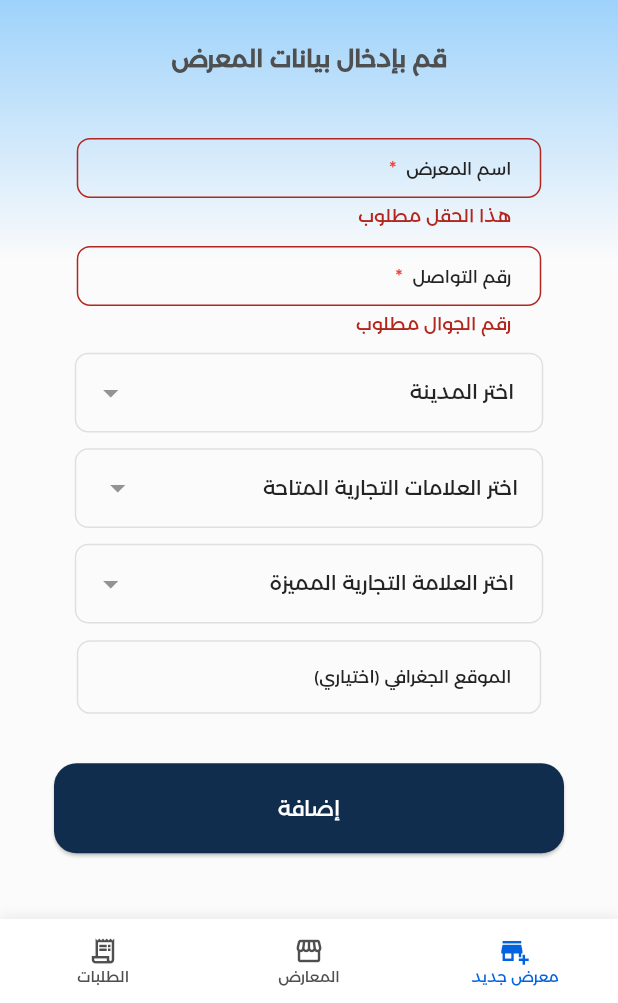
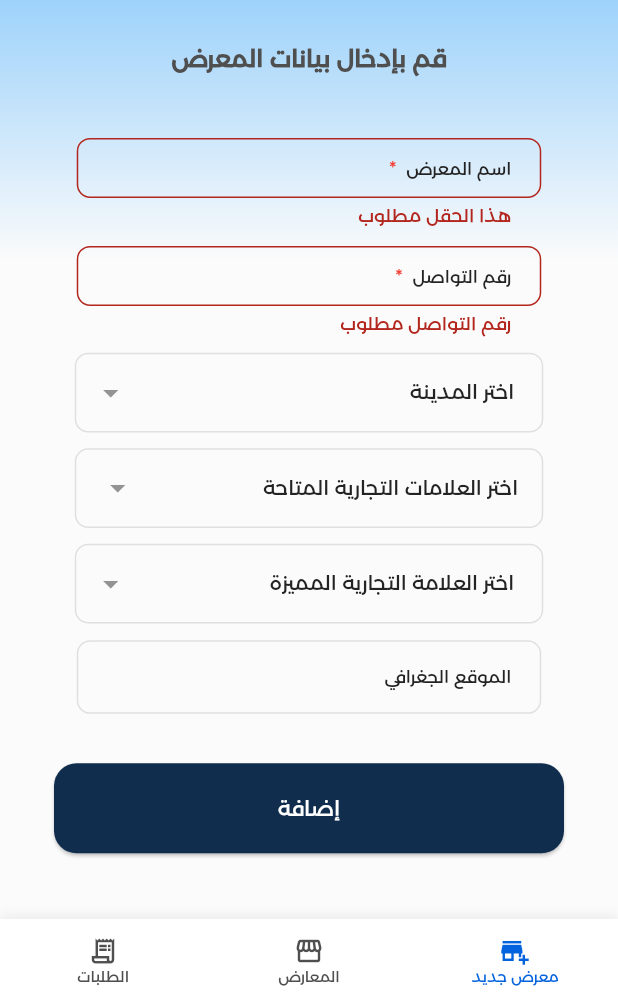
Before and after one commit to HeleenAlshareef/sayer, a Flutter app: the screen it shows after launch, after a tap on "إضافة", on a phone screen of 412 x 824 dp, the part 233-1236 px from its top. Run offline on Flutter 3.47's test engine with Material 3 defaults, Android fonts, the light colour scheme and no system bars; drawn by our look-alikes of multi_select_flutter; our stand-ins replace cloud_firestore, firebase_core, firebase_messaging, flutter_screenutil, font_awesome_flutter; missing offline and left inert: home_widget; accounts and stored records are empty.

Commit message:
order the lists/fix the validation

```diff
--- a/lib/features/showroom/ui/widget/showroom_form.dart
+++ b/lib/features/showroom/ui/widget/showroom_form.dart
@@ -63,23 +63,12 @@ class _ShowroomFormState extends State<ShowroomForm> {
 
   Future<void> onSubmit() async {
     if (formKey.currentState!.validate()) {
-      if (!Validation.isDropdownValid(selectedCity) ||
-          !Validation.isDropdownValid(selectedBrand) ||
-          selectedBrands.isEmpty) {
-        context.showNotification(
-          message: "يرجى تعبئة جميع الحقول",
-          icon: Icons.error_outline,
-          iconColor: Colors.red,
-        );
-        return;
-      }
-
       await controller.saveShowroom(
         name: nameController.text.trim(),
         phone: phoneController.text.trim(),
-        city: selectedCity!,
+        city: selectedCity ?? '',
         brands: selectedBrands,
-        featuredBrand: selectedBrand!,
+        featuredBrand: selectedBrand ?? '',
         location: locationController.text.trim(),
       );
       context.showNotification(
@@ -116,7 +105,7 @@ class _ShowroomFormState extends State<ShowroomForm> {
           ),
           AppTextField(
             controller: phoneController,
-            hintText: '05XXXXXXXX',
+            hintText: 'أدخل رقم التواصل',
             labelText: 'رقم التواصل *',
             keyboardType: TextInputType.phone,
             focusNode: phoneFocus,
@@ -217,8 +206,8 @@ class _ShowroomFormState extends State<ShowroomForm> {
           ),
           AppTextField(
             controller: locationController,
-            hintText: 'أدخل رابط الموقع الجغرافي',
-            labelText: 'الموقع الجغرافي (اختياري)',
+            hintText: 'أدخل رابط الموقع الجغرافي)',
+            labelText: 'الموقع الجغرافي',
             keyboardType: TextInputType.text,
             focusNode: locationFocus,
             textInputAction: TextInputAction.done,
--- a/lib/features/showroom/ui/widget/validation.dart
+++ b/lib/features/showroom/ui/widget/validation.dart
@@ -8,19 +8,31 @@ class Validation {
 
   static String? validatePhoneNumber(String? value) {
     if (value == null || value.trim().isEmpty) {
-      return 'رقم الجوال مطلوب';
+      return 'رقم التواصل مطلوب';
     }
-    if (value.length != 10) {
-      return 'رقم الجوال يجب أن يتكون من 10 خانات';
+
+    String phone = value.trim();
+
+    if (phone.endsWith('+') && !phone.startsWith('+')) {
+      phone = '+' + phone.replaceAll('+', '');
     }
-    if (!value.startsWith('05')) {
-      return 'رقم الجوال غير صحيح! يجب أن يبدأ بـ 05';
+
+    // يقبل إذا بدأ بـ 05
+    if (phone.startsWith('05') && RegExp(r'^[0-9]+$').hasMatch(phone)) {
+      return null;
     }
-    final numericRegex = RegExp(r'^[0-9]+$');
-    if (!numericRegex.hasMatch(value)) {
-      return 'رقم الجوال يجب أن يحتوي على أرقام فقط';
+
+    // يقبل إذا بدأ بـ +966
+    if (phone.startsWith('+966') && RegExp(r'^\+966[0-9]+$').hasMatch(phone)) {
+      return null;
     }
-    return null;
+
+    // يقبل إذا بدأ بـ 966
+    if (phone.startsWith('966') && RegExp(r'^966[0-9]+$').hasMatch(phone)) {
+      return null;
+    }
+
+    return 'رقم الجوال غير صحيح! يجب أن يبدأ بـ 05 أو +966';
   }
 
   static bool isDropdownValid(String? value) {
--- a/lib/features/showroomlist/ui/widget/showroom_edit_dialog.dart
+++ b/lib/features/showroomlist/ui/widget/showroom_edit_dialog.dart
@@ -1,7 +1,7 @@
 import 'package:flutter/material.dart';
 import 'package:cloud_firestore/cloud_firestore.dart';
 import 'package:sayer/common/theme/colors.dart';
-import 'package:sayer/common/widgets/app_notification.dart'; // تأكد من استيرادك لملف الإشعار
+import 'package:sayer/common/widgets/app_notification.dart';
 
 Future<void> showShowroomEditDialog(
   BuildContext context, {
--- a/pubspec.yaml
+++ b/pubspec.yaml
@@ -40,7 +40,6 @@ dependencies:
   firebase_messaging: ^16.0.0
   #Notification
   flutter_local_notifications: ^19.4.0
-
   #ios widget
   home_widget: ^0.8.0
 
```
Also changed, not shown: lib/features/orders/ui/widget/orders_list.dart (+8 -2 lines), lib/features/showroomlist/ui/widget/lists.dart (+34 -10 lines), 2 other files.
